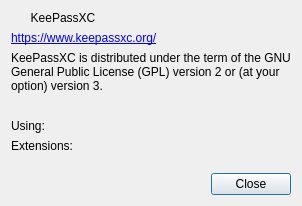
Qt form src/gui/AboutDialog.ui (keepassxreboot/keepassxc) before a commit.
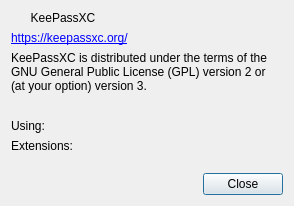
The same form after that commit.

Commit message: Correct link in about dialog, fix typo and make text selectable

```diff
--- a/src/gui/AboutDialog.ui
+++ b/src/gui/AboutDialog.ui
@@ -7,7 +7,7 @@
     <x>0</x>
     <y>0</y>
     <width>455</width>
-    <height>238</height>
+    <height>266</height>
    </rect>
   </property>
   <property name="windowTitle">
@@ -53,7 +53,7 @@
       </sizepolicy>
      </property>
      <property name="text">
-      <string notr="true">&lt;a href=&quot;https://www.keepassxc.org/&quot;&gt;https://www.keepassxc.org/&lt;/a&gt;</string>
+      <string notr="true">&lt;a href=&quot;https://keepassxc.org/&quot;&gt;https://keepassxc.org/&lt;/a&gt;</string>
      </property>
      <property name="openExternalLinks">
       <bool>true</bool>
@@ -69,7 +69,7 @@
       </sizepolicy>
      </property>
      <property name="text">
-      <string>KeePassXC is distributed under the term of the GNU General Public License (GPL) version 2 or (at your option) version 3.</string>
+      <string>KeePassXC is distributed under the terms of the GNU General Public License (GPL) version 2 or (at your option) version 3.</string>
      </property>
      <property name="wordWrap">
       <bool>true</bool>
```
Left out of the diff: 8 changed lines with no effect on the pictures.
